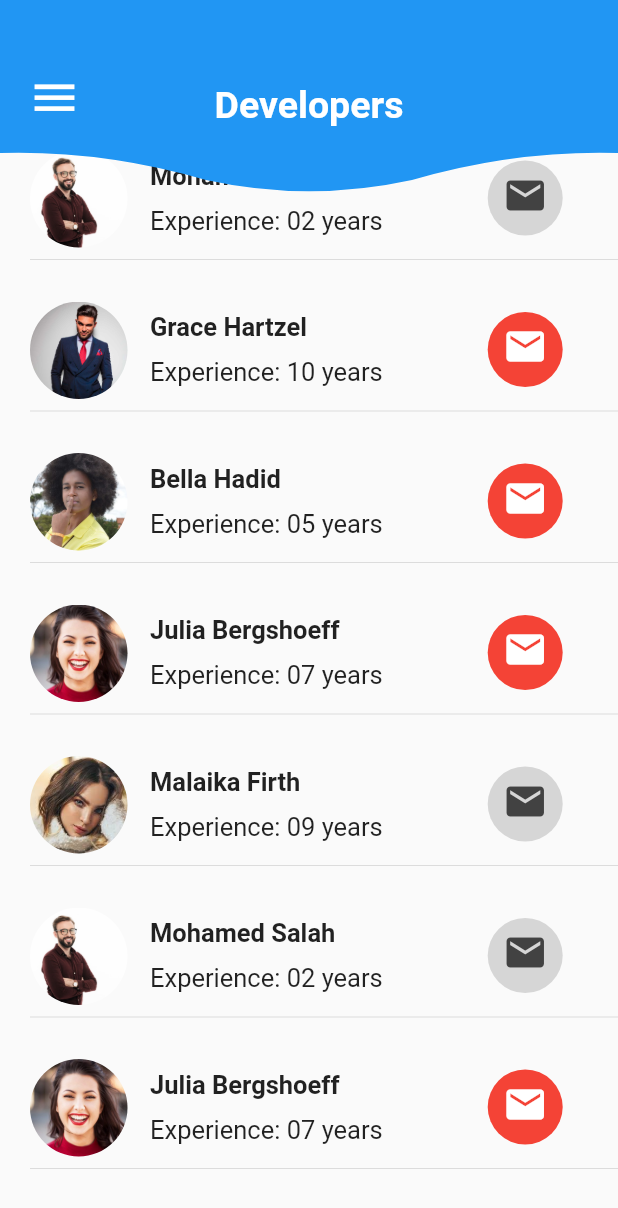
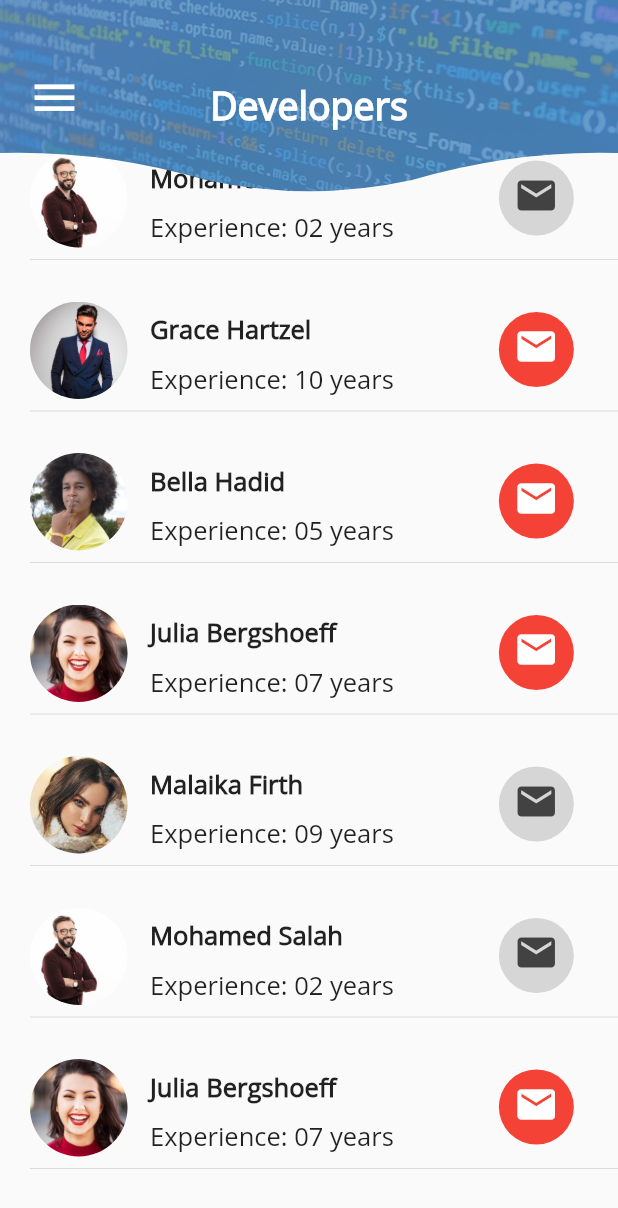
Before and after one commit to LHACK22/flutter_reto_3, a Flutter app: the screen it shows after launch, on a phone screen of 412 x 824 dp. Shown: the top 1208 px of the screen. Run offline on Flutter 3.47's test engine with Material 2 defaults, Android fonts, the phone set to English and light mode, and no system bars.

Commit message:
Challenge #3 Completed

```diff
--- a/lib/headerAppBar.dart
+++ b/lib/headerAppBar.dart
@@ -15,13 +15,21 @@ class HeaderAppBar extends StatelessWidget {
         height: 140,
         width: double.infinity,
         decoration: BoxDecoration(
-          color: Colors.blue
+          image: DecorationImage(
+            fit: BoxFit.cover,
+            image: AssetImage("assets/img/banner.jpg"),
+            colorFilter: ColorFilter.mode(
+              Color.fromRGBO(70, 135, 190, 0.80),
+              BlendMode.srcATop,
+            ),
+          ),
         ),
         child: Text(
           titleAppBar,
           style: TextStyle(
             color: Colors.white,
             fontSize: 25.0,
+            fontFamily: "OpenSans",
             fontWeight: FontWeight.bold
           ),
         ),
--- a/lib/itemList.dart
+++ b/lib/itemList.dart
@@ -35,6 +35,7 @@ class ItemList extends StatelessWidget {
         name,
         style: TextStyle(
           fontSize: 17.0,
+          fontFamily: "OpenSans",
           fontWeight: FontWeight.bold,
         ),
       ),
@@ -49,6 +50,7 @@ class ItemList extends StatelessWidget {
         xp,
         style: TextStyle(
           fontSize: 17.0,
+          fontFamily: "OpenSans",
         ),
       ),
     );
--- a/pubspec.yaml
+++ b/pubspec.yaml
@@ -51,6 +51,12 @@ flutter:
     - assets/img/dev3.jpg
     - assets/img/dev4.jpg
     - assets/img/dev5.jpg
+    - assets/img/banner.jpg
+
+  fonts:
+    - family: OpenSans
+      fonts:
+        - asset: fonts/OpenSans-Regular.ttf
 
   # An image asset can refer to one or more resolution-specific "variants", see
   # https://flutter.dev/assets-and-images/#resolution-aware.
```
Also changed, not shown: assets/img/banner.jpg (added), fonts/OpenSans-Regular.ttf (added).
